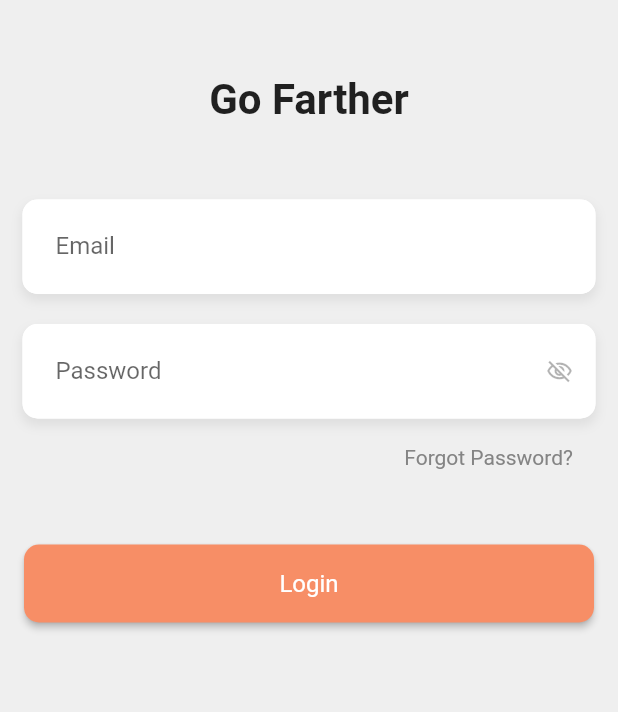
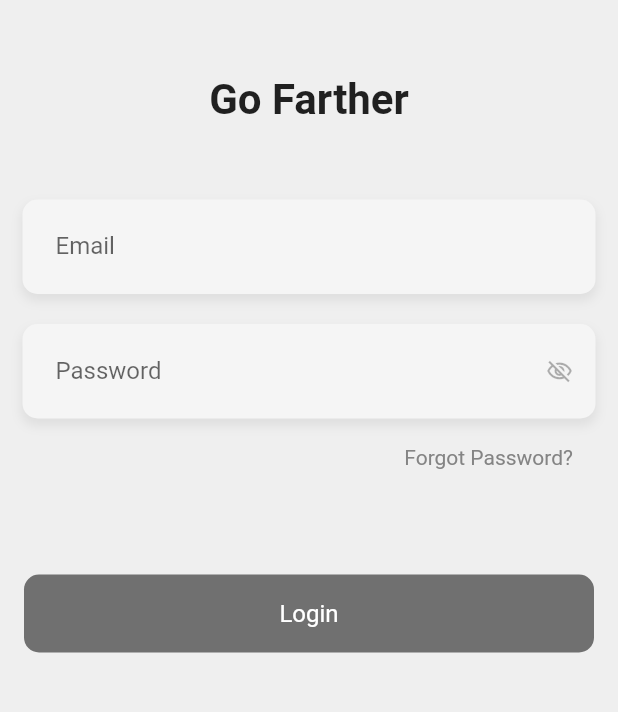
Before and after one commit to akterridealike/ridealike_demo, a Flutter app: the screen it shows after launch, on a phone screen of 412 x 824 dp, the part 324-1036 px from its top. Run offline on Flutter 3.47's test engine with Material 2 defaults, Android fonts, the phone set to English and light mode, and no system bars; our stand-ins replace flutter_secure_storage, toast.

Commit message:
login_page-logic_improve

```diff
--- /dev/null
+++ b/lib/controllers/providers/login_provider.dart
@@ -0,0 +1,18 @@
+import 'package:flutter/cupertino.dart';
+import 'package:ridealike_demo/helpers/input_validator.dart';
+
+class LoginProvider extends ChangeNotifier{
+  String? error;
+  errorText(){
+    var _error= Validator.errorData;
+    if (_error){
+      error =null;
+
+    }else{
+      error = "Invalid email format";
+    }
+
+  }
+
+
+}
--- a/lib/custom_widgets_decor/custom_button.dart
+++ b/lib/custom_widgets_decor/custom_button.dart
@@ -4,8 +4,8 @@ class CustomButton extends StatefulWidget {
   final  onTap;
   final String? btnTxt;
   final Color? backgroundColor;
-  final bool? isEnable;
-   CustomButton({ this.onTap,  required this.btnTxt,this.backgroundColor, this.isEnable});
+  final bool? onPressed;
+   CustomButton({ this.onTap,  required this.btnTxt,this.backgroundColor, this.onPressed});
 
   @override
   State<CustomButton> createState() => _CustomButtonState();
@@ -15,7 +15,7 @@ class _CustomButtonState extends State<CustomButton> {
   @override
   Widget build(BuildContext context) {
     final ButtonStyle flatButtonStyle = TextButton.styleFrom(
-      backgroundColor:  AppColors.accentColor ,
+      backgroundColor: widget.onTap==null? AppColors.darkGrey:AppColors.accentColor ,
       minimumSize: Size(MediaQuery.of(context).size.width, 52),
       padding: EdgeInsets.zero,
       shape: RoundedRectangleBorder(
@@ -26,7 +26,9 @@ class _CustomButtonState extends State<CustomButton> {
     return  ElevatedButton(
       onPressed:  widget.onTap,
       style: flatButtonStyle,
-      child: Text(widget.btnTxt!,
+      child:
+          widget.onPressed==true?const CircularProgressIndicator(strokeWidth: 2.5,):
+      Text(widget.btnTxt!,
           style: Theme.of(context).textTheme.headline3?.copyWith(color: AppColors.whiteColor, fontSize: 16)),
     );
   }
--- a/lib/custom_widgets_decor/custom_textfield.dart
+++ b/lib/custom_widgets_decor/custom_textfield.dart
@@ -72,13 +72,11 @@ class _CustomTextFieldState extends State<CustomTextField> {
           ),
           isDense: true,
           hintText: widget.hintText,
-          fillColor: widget.fillColor ?? Theme.of(context).accentColor,
           hintStyle: Theme.of(context).textTheme.headline2?.copyWith(
               fontSize: 12.0,
               color: Colors.black.withOpacity(.6),
               fontStyle: FontStyle.normal),
           filled: true,
-          prefixIconConstraints: const BoxConstraints(minWidth: 23, maxHeight: 20),
           suffixIcon: widget.isShowSuffixIcon
               ? widget.isPassword
               ? IconButton(
--- /dev/null
+++ b/lib/helpers/input_validator.dart
@@ -0,0 +1,6 @@
+class Validator{
+  static var errorData ;
+  static bool emailChecker(email){
+    return errorData = RegExp(r"^[a-zA-Z0-9.!#$%&'*+/=?^_`{|}~-]+@[a-zA-Z0-9](?:[a-zA-Z0-9-]{0,253}[a-zA-Z0-9])?(?:\.[a-zA-Z0-9](?:[a-zA-Z0-9-]{0,253}[a-zA-Z0-9])?)*$").hasMatch(email);
+  }
+}
--- /dev/null
+++ b/lib/helpers/local_data_store.dart
@@ -0,0 +1,9 @@
+import 'package:flutter_secure_storage/flutter_secure_storage.dart';
+
+class StoredData {
+  final FlutterSecureStorage _secureStorage =  FlutterSecureStorage();
+   secureData(key ,value){
+    _secureStorage.write(key:key, value: value);
+
+  }
+}
--- a/lib/screens/booking_details_screen/booking_details.dart
+++ b/lib/screens/booking_details_screen/booking_details.dart
@@ -10,6 +10,8 @@ class BookingDetails extends StatefulWidget {
 class _BookingDetailsState extends State<BookingDetails> {
   @override
   Widget build(BuildContext context) {
-    return Container();
+    return Scaffold(
+      body: Container(),
+    );
   }
 }
--- a/lib/screens/login_screen/login.dart
+++ b/lib/screens/login_screen/login.dart
@@ -1,4 +1,9 @@
 import 'package:flutter/material.dart';
+import 'package:flutter_secure_storage/flutter_secure_storage.dart';
+import 'package:provider/provider.dart';
+import 'package:ridealike_demo/controllers/providers/login_provider.dart';
+import 'package:ridealike_demo/helpers/input_validator.dart';
+import 'package:ridealike_demo/helpers/local_data_store.dart';
 import 'package:ridealike_demo/my_themes.dart';
 import 'package:ridealike_demo/screens/booking_details_screen/booking_details.dart';
 import 'package:toast/toast.dart';
@@ -7,6 +12,7 @@ import '../../controllers/repositories/auth_repo.dart';
 import '../../custom_widgets_decor/custom_button.dart';
 import '../../custom_widgets_decor/custom_textfield.dart';
 import '../../custom_widgets_decor/custom_toast.dart';
+
 class Login extends StatefulWidget {
   const Login({Key? key}) : super(key: key);
 
@@ -17,44 +23,42 @@ class Login extends StatefulWidget {
 class _LoginState extends State<Login> {
   final TextEditingController _emailController = TextEditingController();
   final TextEditingController _passwordController = TextEditingController();
-  final bool isEnable=false;
+   bool isPressed = false;
+  String? _email= "";
+  String? _pass="";
 
 
   onPressedLoginBtn() async {
-    var email = _emailController.text.toString();
-    var password = _passwordController.text.toString();
-    print(email);
-    print(password);
+    // _email = _emailController.text.toString();
+    // _pass = _passwordController.text.toString();
+    print(_email);
+    print(_pass);
 
-    var loginResponse = await AuthRepository
-        .getLoginResponse(email, password);
+    var loginResponse = await AuthRepository.getLoginResponse(_email, _pass);
 
-    if(email.isEmpty){
+    if (_email=='') {
       ToastComponent.showDialog("Enter Email", context,
           gravity: Toast.CENTER, duration: Toast.LENGTH_LONG);
-    }else if(password.isEmpty){
+    } else if (_pass=='') {
       ToastComponent.showDialog("Enter Password", context,
           gravity: Toast.CENTER, duration: Toast.LENGTH_LONG);
-    } else if(loginResponse?.user?.email!=email ){
-      ToastComponent.showDialog("Authentication Error! Please check User name And Password", context,
+    } else if (loginResponse?.user?.email != _email) {
+      ToastComponent.showDialog(
+          "Authentication Error! Please check User name And Password", context,
           gravity: Toast.CENTER, duration: Toast.LENGTH_LONG);
-
-    }else{
+    } else {
       ToastComponent.showDialog("Congratulation !", context,
           gravity: Toast.CENTER, duration: Toast.LENGTH_LONG);
-      Navigator.of(context).push(MaterialPageRoute(builder: (context) => const BookingDetails() ));
-
-
+      Navigator.of(context).pushNamed('/booking-details', arguments: null);
+      StoredData().secureData("user_email", _email);
     }
-
-
   }
-
-
-
 
   @override
   Widget build(BuildContext context) {
+    LoginProvider loginProvider =
+        Provider.of<LoginProvider>(context, listen: true);
+
     return Scaffold(
       backgroundColor: AppColors.lightGrey,
       appBar: AppBar(
@@ -97,9 +101,17 @@ class _LoginState extends State<Login> {
                   hintText: "Please Enter Email",
                   fillColor: AppColors.whiteColor,
                   inputType: TextInputType.emailAddress,
-                  controller: _emailController,
+                  // controller: _emailController,
                   label: "Email",
-
+                  onChanged: (val) {
+                    Validator.emailChecker(val);
+                    setState(() {
+                      _email = val;
+                    });
+                    loginProvider.errorText();
+                    print(Validator.emailChecker(val));
+                    print(val);
+                  },
                 ),
                 SizedBox(
                   height: 20,
@@ -108,12 +120,15 @@ class _LoginState extends State<Login> {
                   hintText: "Please provide Password",
                   fillColor: AppColors.whiteColor,
                   inputType: TextInputType.visiblePassword,
-                  controller: _passwordController,
-
+                  // controller: _passwordController,
+                  onChanged: (val) {
+                    setState(() {
+                      _pass = val;
+                    });
+                  },
                   isShowSuffixIcon: true,
                   isPassword: true,
                   label: "Password",
-
                 ),
                 SizedBox(
                   height: 18,
@@ -134,21 +149,38 @@ class _LoginState extends State<Login> {
                   ),
                 ),
                 SizedBox(
+                  height: 20,
+                ),
+                loginProvider.error == null
+                    ? Container()
+                    : Text(
+                        loginProvider.error.toString(),
+                        style: TextStyle(color: Colors.red),
+                      ),
+                SizedBox(
                   height: 50,
                 ),
-                Container(
-                  margin: const EdgeInsets.only(left: 16,right: 16),
-                  child:
-                  CustomButton(
-                    btnTxt: "Login",
-                    backgroundColor: AppColors.accentColor,
-                    onTap:() => onPressedLoginBtn(),
-                  )
-
-                ),
+                _email == "" || _pass == ""
+                    ? Container(
+                        margin: const EdgeInsets.only(left: 16, right: 16),
+                        child: CustomButton(
+                          btnTxt: "Login",
+                          onTap: null,
+                        ))
+                    : Container(
+                        margin: const EdgeInsets.only(left: 16, right: 16),
+                        child: CustomButton(
+                          btnTxt: "Login",
+                          onPressed: isPressed,
+                          onTap: () {
+                            onPressedLoginBtn();
+                            setState(() {
+                              isPressed= true;
+                            });
+                          },
+                        )),
               ],
             ),
-
           ],
         ),
       ),
--- a/pubspec.yaml
+++ b/pubspec.yaml
@@ -32,6 +32,7 @@ dependencies:
   http: ^0.13.4
   toast: ^0.1.5
   provider: ^6.0.2
+  flutter_secure_storage: ^5.0.2
 
 
   # The following adds the Cupertino Icons font to your application.
```
Also changed, not shown: lib/main.dart (+11 -17 lines), pubspec.lock, 1 other file.
